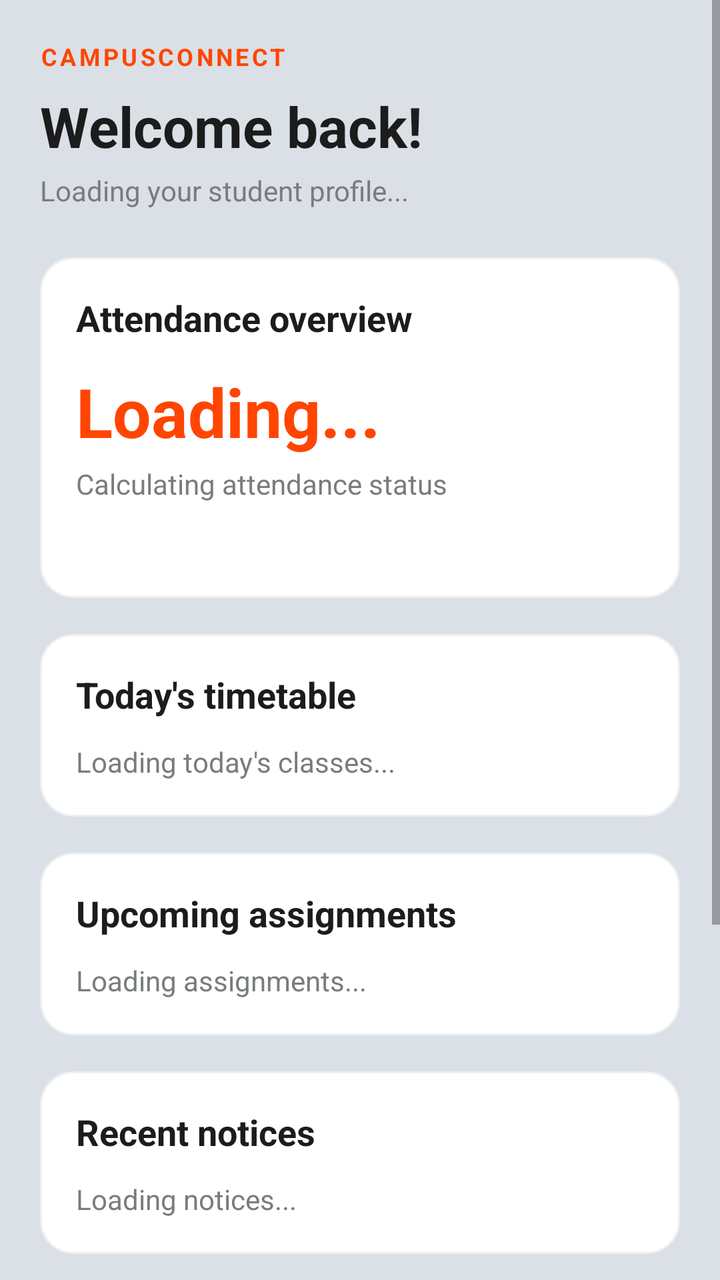
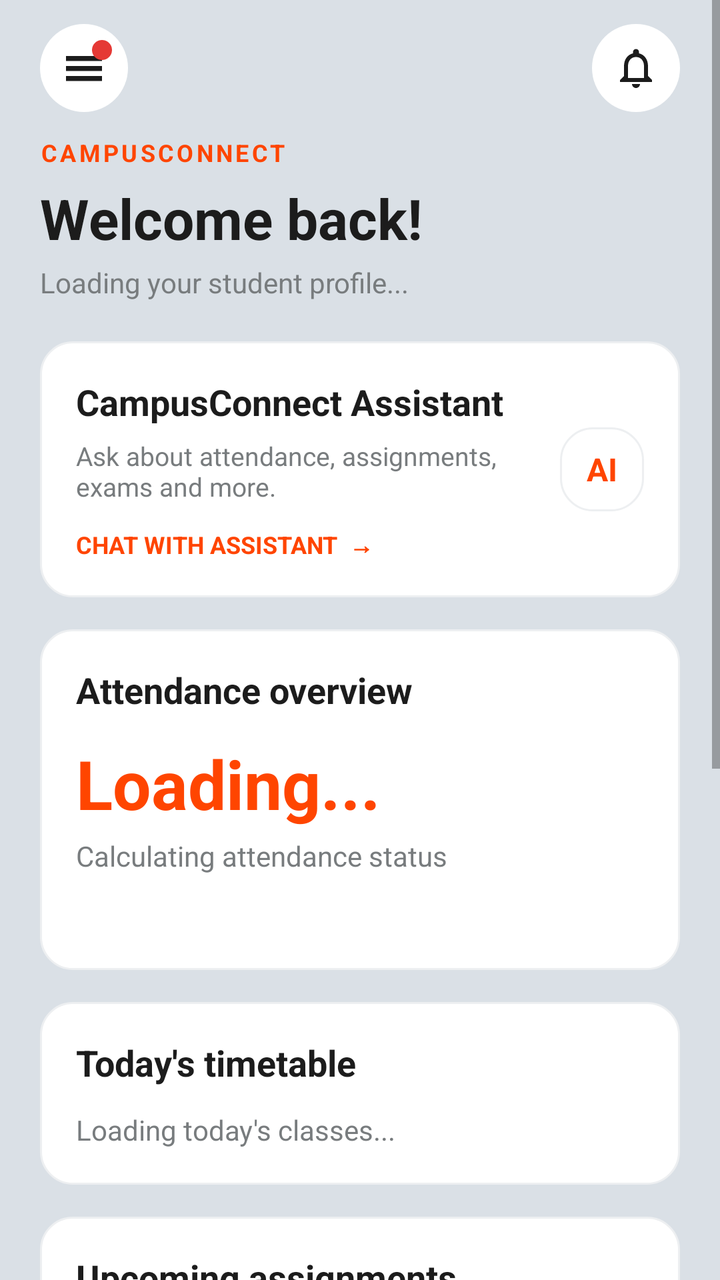

The first picture is an Android layout as it rendered before a commit; the second is the same layout after the commit. The layout source and the unified diff follow.
<!-- AndroidManifest.xml: application theme Theme.CampusConnect -->
<!-- res/layout/fragment_home_dashboard.xml -->
<?xml version="1.0" encoding="utf-8"?>
<ScrollView xmlns:android="http://schemas.android.com/apk/res/android"
    android:layout_width="match_parent"
    android:layout_height="match_parent"
    android:background="@color/main_background"
    android:fitsSystemWindows="true"
    android:fillViewport="true"
    android:clipToPadding="false">

    <LinearLayout
        android:layout_width="match_parent"
        android:layout_height="wrap_content"
        android:orientation="vertical"
        android:padding="20dp">

        
        <TextView
            android:layout_width="match_parent"
            android:layout_height="wrap_content"
            android:text="CAMPUSCONNECT"
            android:textColor="@color/primary_accent"
            android:textSize="12sp"
            android:textStyle="bold"
            android:letterSpacing="0.12" />

        <TextView
            android:id="@+id/welcomeText"
            android:layout_width="match_parent"
            android:layout_height="wrap_content"
            android:layout_marginTop="8dp"
            android:text="Welcome back!"
            android:textColor="@color/primary_text"
            android:textSize="28sp"
            android:textStyle="bold" />

        <TextView
            android:id="@+id/sectionText"
            android:layout_width="match_parent"
            android:layout_height="wrap_content"
            android:layout_marginTop="4dp"
            android:text="Loading your student profile..."
            android:textColor="@color/secondary_text"
            android:textSize="14sp" />

        
        <LinearLayout
            android:id="@+id/attendanceCard"
            android:layout_width="match_parent"
            android:layout_height="wrap_content"
            android:layout_marginTop="24dp"
            android:background="@drawable/bg_card"
            android:clickable="true"
            android:focusable="true"
            android:orientation="vertical"
            android:padding="18dp">

            <TextView
                android:layout_width="match_parent"
                android:layout_height="wrap_content"
                android:text="Attendance overview"
                android:textColor="@color/primary_text"
                android:textSize="18sp"
                android:textStyle="bold" />

            <TextView
                android:id="@+id/attendancePercentage"
                android:layout_width="match_parent"
                android:layout_height="wrap_content"
                android:layout_marginTop="12dp"
                android:text="Loading..."
                android:textColor="@color/primary_accent"
                android:textSize="34sp"
                android:textStyle="bold" />

            <TextView
                android:id="@+id/attendanceStatus"
                android:layout_width="match_parent"
                android:layout_height="wrap_content"
                android:layout_marginTop="4dp"
                android:text="Calculating attendance status"
                android:textColor="@color/secondary_text"
                android:textSize="14sp" />

            <TextView
                android:id="@+id/attendanceDetails"
                android:layout_width="match_parent"
                android:layout_height="wrap_content"
                android:layout_marginTop="12dp"
                android:text=" "
                android:textColor="@color/secondary_text"
                android:textSize="13sp" />

        </LinearLayout>

        
        <LinearLayout
            android:id="@+id/timetableCard"
            android:layout_width="match_parent"
            android:layout_height="wrap_content"
            android:layout_marginTop="18dp"
            android:background="@drawable/bg_card"
            android:clickable="true"
            android:focusable="true"
            android:orientation="vertical"
            android:padding="18dp">

            <TextView
                android:layout_width="match_parent"
                android:layout_height="wrap_content"
                android:text="Today's timetable"
                android:textColor="@color/primary_text"
                android:textSize="18sp"
                android:textStyle="bold" />

            <TextView
                android:id="@+id/timetableContent"
                android:layout_width="match_parent"
                android:layout_height="wrap_content"
                android:layout_marginTop="12dp"
                android:lineSpacingExtra="6dp"
                android:text="Loading today's classes..."
                android:textColor="@color/secondary_text"
                android:textSize="14sp" />

        </LinearLayout>

        
        <LinearLayout
            android:id="@+id/assignmentsCard"
            android:layout_width="match_parent"
            android:layout_height="wrap_content"
            android:layout_marginTop="18dp"
            android:background="@drawable/bg_card"
            android:clickable="true"
            android:focusable="true"
            android:orientation="vertical"
            android:padding="18dp">

            <TextView
                android:layout_width="match_parent"
                android:layout_height="wrap_content"
                android:text="Upcoming assignments"
                android:textColor="@color/primary_text"
                android:textSize="18sp"
                android:textStyle="bold" />

            <TextView
                android:id="@+id/assignmentsContent"
                android:layout_width="match_parent"
                android:layout_height="wrap_content"
                android:layout_marginTop="12dp"
                android:lineSpacingExtra="6dp"
                android:text="Loading assignments..."
                android:textColor="@color/secondary_text"
                android:textSize="14sp" />

        </LinearLayout>

        
        <LinearLayout
            android:id="@+id/noticesCard"
            android:layout_width="match_parent"
            android:layout_height="wrap_content"
            android:layout_marginTop="18dp"
            android:background="@drawable/bg_card"
            android:clickable="true"
            android:focusable="true"
            android:orientation="vertical"
            android:padding="18dp">

            <TextView
                android:layout_width="match_parent"
                android:layout_height="wrap_content"
                android:text="Recent notices"
                android:textColor="@color/primary_text"
                android:textSize="18sp"
                android:textStyle="bold" />

            <TextView
                android:id="@+id/noticesContent"
                android:layout_width="match_parent"
                android:layout_height="wrap_content"
                android:layout_marginTop="12dp"
                android:lineSpacingExtra="6dp"
                android:text="Loading notices..."
                android:textColor="@color/secondary_text"
                android:textSize="14sp" />

        </LinearLayout>

        
        <LinearLayout
            android:id="@+id/performanceCard"
            android:layout_width="match_parent"
            android:layout_height="wrap_content"
            android:layout_marginTop="18dp"
            android:background="@drawable/bg_card"
            android:clickable="true"
            android:focusable="true"
            android:orientation="vertical"
            android:padding="18dp">

            <TextView
                android:layout_width="match_parent"
                android:layout_height="wrap_content"
                android:text="Academic performance"
                android:textColor="@color/primary_text"
                android:textSize="18sp"
                android:textStyle="bold" />

            <TextView
                android:id="@+id/performanceContent"
                android:layout_width="match_parent"
                android:layout_height="wrap_content"
                android:layout_marginTop="12dp"
                android:text="Loading performance..."
                android:textColor="@color/secondary_text"
                android:textSize="14sp" />

        </LinearLayout>

        
        <LinearLayout
            android:id="@+id/notificationsCard"
            android:layout_width="match_parent"
            android:layout_height="wrap_content"
            android:layout_marginTop="18dp"
            android:layout_marginBottom="24dp"
            android:background="@drawable/bg_card"
            android:clickable="true"
            android:focusable="true"
            android:orientation="vertical"
            android:padding="18dp">

            <TextView
                android:layout_width="match_parent"
                android:layout_height="wrap_content"
                android:text="Notifications"
                android:textColor="@color/primary_text"
                android:textSize="18sp"
                android:textStyle="bold" />

            <TextView
                android:id="@+id/notificationsContent"
                android:layout_width="match_parent"
                android:layout_height="wrap_content"
                android:layout_marginTop="8dp"
                android:text="Checking notifications..."
                android:textColor="@color/secondary_text"
                android:textSize="14sp" />

        </LinearLayout>

    </LinearLayout>

</ScrollView>
<!-- resources referenced by this layout -->
<resources>
  <color name="main_background">#DAE0E6</color>
  <color name="primary_accent">#FF4500</color>
  <color name="primary_text">#1C1C1C</color>
  <color name="secondary_text">#787C7E</color>
  <!-- drawable bg_card (drawable) -->
  <?xml version="1.0" encoding="utf-8"?>
  <shape xmlns:android="http://schemas.android.com/apk/res/android">
  
      <solid android:color="@color/card_surface" />
  
      <corners android:radius="16dp" />
  
      <stroke
          android:width="1dp"
          android:color="@color/card_divider" />
  
  </shape>
  <style name="Theme.CampusConnect" parent="Theme.MaterialComponents.DayNight.NoActionBar">
  
          <item name="colorPrimary">@color/primary_accent</item>
          <item name="colorPrimaryVariant">@color/accent_hover</item>
          <item name="colorSecondary">@color/primary_accent</item>
  
          <item name="android:colorAccent">@color/primary_accent</item>
  
          <item name="android:windowBackground">
              @color/main_background
          </item>
  
          <item name="android:statusBarColor">
              @color/main_background
          </item>
  
          <item name="android:navigationBarColor">
              @color/main_background
          </item>
  
          <item name="android:windowLightStatusBar">true</item>
  
      </style>
  <color name="card_surface">#FFFFFF</color>
  <color name="card_divider">#EDEFF1</color>
  <color name="accent_hover">#E03D00</color>
</resources>

<!-- the commit's change to res/layout/fragment_home_dashboard.xml (unified diff, before → after) -->
@@ -1,9 +1,9 @@
 <?xml version="1.0" encoding="utf-8"?>
 <ScrollView xmlns:android="http://schemas.android.com/apk/res/android"
+    xmlns:app="http://schemas.android.com/apk/res-auto"
     android:layout_width="match_parent"
     android:layout_height="match_parent"
     android:background="@color/main_background"
-    android:fitsSystemWindows="true"
     android:fillViewport="true"
     android:clipToPadding="false">
 
@@ -11,7 +11,68 @@
         android:layout_width="match_parent"
         android:layout_height="wrap_content"
         android:orientation="vertical"
-        android:padding="20dp">
+        android:paddingStart="20dp"
+        android:paddingEnd="20dp"
+        android:paddingTop="12dp"
+        android:paddingBottom="24dp">
+
+        
+        <LinearLayout
+            android:layout_width="match_parent"
+            android:layout_height="wrap_content"
+            android:orientation="horizontal"
+            android:gravity="center_vertical"
+            android:layout_marginBottom="12dp">
+
+            
+            <FrameLayout
+                android:layout_width="44dp"
+                android:layout_height="44dp">
+
+                <ImageButton
+                    android:id="@+id/btnProfile"
+                    android:layout_width="44dp"
+                    android:layout_height="44dp"
+                    android:background="@drawable/bg_circle_icon"
+                    android:padding="10dp"
+                    android:scaleType="fitCenter"
+                    android:src="@drawable/ic_menu_drawer"
+                    android:contentDescription="Menu" />
+
+                
+                <View
+                    android:layout_width="10dp"
+                    android:layout_height="10dp"
+                    android:layout_gravity="top|end"
+                    android:layout_marginTop="8dp"
+                    android:layout_marginEnd="8dp"
+                    android:background="@drawable/bg_notification_dot" />
+            </FrameLayout>
+
+            
+            <View
+                android:layout_width="0dp"
+                android:layout_height="0dp"
+                android:layout_weight="1" />
+
+            
+            <FrameLayout
+                android:layout_width="44dp"
+                android:layout_height="44dp">
+
+                <ImageButton
+                    android:id="@+id/btnNotifications"
+                    android:layout_width="44dp"
+                    android:layout_height="44dp"
+                    android:background="@drawable/bg_circle_icon"
+                    android:padding="10dp"
+                    android:scaleType="fitCenter"
+                    android:src="@drawable/ic_bell_outline"
+                    android:contentDescription="Notifications" />
+
+            </FrameLayout>
+
+        </LinearLayout>
 
         
         <TextView
@@ -27,7 +88,7 @@
             android:id="@+id/welcomeText"
             android:layout_width="match_parent"
             android:layout_height="wrap_content"
-            android:layout_marginTop="8dp"
+            android:layout_marginTop="6dp"
             android:text="Welcome back!"
             android:textColor="@color/primary_text"
             android:textSize="28sp"
@@ -44,10 +105,69 @@
 
         
         <LinearLayout
+            android:id="@+id/chatbotCard"
+            android:layout_width="match_parent"
+            android:layout_height="wrap_content"
+            android:layout_marginTop="20dp"
+            android:background="@drawable/bg_card"
+            android:clickable="true"
+            android:focusable="true"
+            android:orientation="horizontal"
+            android:gravity="center_vertical"
+            android:padding="18dp">
+
+            <LinearLayout
+                android:layout_width="0dp"
+                android:layout_height="wrap_content"
+                android:layout_weight="1"
+                android:orientation="vertical">
+
+                <TextView
+                    android:layout_width="match_parent"
+                    android:layout_height="wrap_content"
+                    android:text="CampusConnect Assistant"
+                    android:textColor="@color/primary_text"
+                    android:textSize="18sp"
+                    android:textStyle="bold" />
+
+                <TextView
+                    android:layout_width="match_parent"
+                    android:layout_height="wrap_content"
+                    android:layout_marginTop="6dp"
+                    android:text="Ask about attendance, assignments, exams and more."
+                    android:textColor="@color/secondary_text"
+                    android:textSize="13sp" />
+
+                <TextView
+                    android:layout_width="wrap_content"
+                    android:layout_height="wrap_content"
+                    android:layout_marginTop="12dp"
+                    android:text="CHAT WITH ASSISTANT  →"
+                    android:textColor="@color/primary_accent"
+                    android:textSize="12sp"
+                    android:textStyle="bold" />
+
+            </LinearLayout>
+
+            <TextView
+                android:layout_width="42dp"
+                android:layout_height="42dp"
+                android:layout_marginStart="12dp"
+                android:background="@drawable/bg_card"
+                android:gravity="center"
+                android:text="AI"
+                android:textColor="@color/primary_accent"
+                android:textSize="16sp"
+                android:textStyle="bold" />
+
+        </LinearLayout>
+
+        
+        <LinearLayout
             android:id="@+id/attendanceCard"
             android:layout_width="match_parent"
             android:layout_height="wrap_content"
-            android:layout_marginTop="24dp"
+            android:layout_marginTop="16dp"
             android:background="@drawable/bg_card"
             android:clickable="true"
             android:focusable="true"
@@ -97,7 +217,7 @@
             android:id="@+id/timetableCard"
             android:layout_width="match_parent"
             android:layout_height="wrap_content"
-            android:layout_marginTop="18dp"
+            android:layout_marginTop="16dp"
             android:background="@drawable/bg_card"
             android:clickable="true"
             android:focusable="true"
@@ -129,7 +249,7 @@
             android:id="@+id/assignmentsCard"
             android:layout_width="match_parent"
             android:layout_height="wrap_content"
-            android:layout_marginTop="18dp"
+            android:layout_marginTop="16dp"
             android:background="@drawable/bg_card"
             android:clickable="true"
             android:focusable="true"
@@ -161,7 +281,7 @@
             android:id="@+id/noticesCard"
             android:layout_width="match_parent"
             android:layout_height="wrap_content"
-            android:layout_marginTop="18dp"
+            android:layout_marginTop="16dp"
             android:background="@drawable/bg_card"
             android:clickable="true"
             android:focusable="true"
@@ -193,7 +313,7 @@
             android:id="@+id/performanceCard"
             android:layout_width="match_parent"
             android:layout_height="wrap_content"
-            android:layout_marginTop="18dp"
+            android:layout_marginTop="16dp"
             android:background="@drawable/bg_card"
             android:clickable="true"
             android:focusable="true"
@@ -224,7 +344,7 @@
             android:id="@+id/notificationsCard"
             android:layout_width="match_parent"
             android:layout_height="wrap_content"
-            android:layout_marginTop="18dp"
+            android:layout_marginTop="16dp"
             android:layout_marginBottom="24dp"
             android:background="@drawable/bg_card"
             android:clickable="true"
<!-- resource entries referenced after the edit -->
@@ -17,6 +17,38 @@
           android:color="@color/card_divider" />
   
   </shape>
+  <!-- drawable bg_circle_icon (drawable) -->
+  <?xml version="1.0" encoding="utf-8"?>
+  <shape xmlns:android="http://schemas.android.com/apk/res/android"
+      android:shape="oval">
+      <solid android:color="@color/card_surface" />
+  </shape>
+  <!-- drawable bg_notification_dot (drawable) -->
+  <?xml version="1.0" encoding="utf-8"?>
+  <shape xmlns:android="http://schemas.android.com/apk/res/android"
+      android:shape="oval">
+      <solid android:color="#E53935" />
+  </shape>
+  <!-- drawable ic_bell_outline (drawable) -->
+  <vector xmlns:android="http://schemas.android.com/apk/res/android"
+      android:width="24dp"
+      android:height="24dp"
+      android:viewportWidth="24"
+      android:viewportHeight="24">
+    <path
+        android:fillColor="@color/primary_text"
+        android:pathData="M12,22c1.1,0 2,-0.9 2,-2h-4c0,1.1 0.9,2 2,2zM18,16v-5c0,-3.07 -1.63,-5.64 -4.5,-6.32V4c0,-0.83 -0.67,-1.5 -1.5,-1.5s-1.5,0.67 -1.5,1.5v0.68C7.64,5.36 6,7.92 6,11v5l-2,2v1h16v-1l-2,-2zM16,17H8v-6c0,-2.48 1.51,-4.5 4,-4.5s4,2.02 4,4.5v6z"/>
+  </vector>
+  <!-- drawable ic_menu_drawer (drawable) -->
+  <vector xmlns:android="http://schemas.android.com/apk/res/android"
+      android:width="24dp"
+      android:height="24dp"
+      android:viewportWidth="24"
+      android:viewportHeight="24">
+    <path
+        android:fillColor="@color/primary_text"
+        android:pathData="M3,6h18v2.5H3V6z M3,11h18v2.5H3V11z M3,16h18v2.5H3V16z"/>
+  </vector>
   <style name="Theme.CampusConnect" parent="Theme.MaterialComponents.DayNight.NoActionBar">
   
           <item name="colorPrimary">@color/primary_accent</item>
